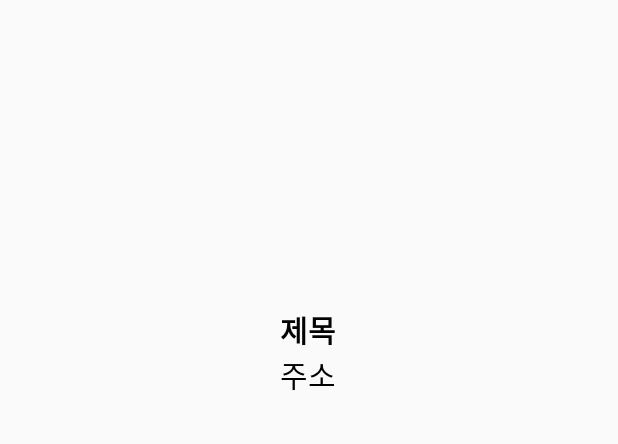
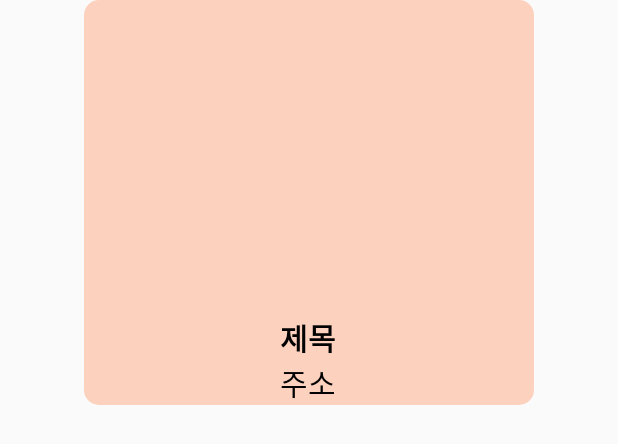
Before and after one commit to HJ39/DragonGuard_ComAppDesign, an Android app: the layout monttakrecycler.xml on its own in the app's theme, with its tools: preview values and no code run, on a phone screen of 412 x 824 dp. Shown: the top 444 px of the screen. Run offline under Robolectric (Android 15) with nearby library versions, the phone set to English and light mode, and no system bars.

Commit message:
리사이클러뷰 배경 색상 수정
조금 부드러운 분홍색 계열로 변경

```diff
--- a/android/app/src/main/java/com/sys/test/activity/SecondActivity.kt
+++ b/android/app/src/main/java/com/sys/test/activity/SecondActivity.kt
@@ -57,6 +57,7 @@
         secondBinding = SecondBinding.inflate(layoutInflater)
         setContentView(secondBinding.root)
         setToolbar()
+        secondBinding.itemlist.clipToOutline = true
         val intent = intent
         data = ArrayList<Item>()
         split = intent.getStringExtra("split")!!
--- /dev/null
+++ b/android/app/src/main/res/drawable/round2.xml
@@ -0,0 +1,6 @@
+<?xml version="1.0" encoding="utf-8"?>
+<shape xmlns:android="http://schemas.android.com/apk/res/android"
+    android:shape="rectangle">
+    <solid android:color="#66ff9664" />
+    <corners android:radius="10dp" />
+</shape>
--- a/android/app/src/main/res/layout/monttakrecycler.xml
+++ b/android/app/src/main/res/layout/monttakrecycler.xml
@@ -5,14 +5,15 @@
     android:layout_width="300dp"
     android:layout_height="wrap_content"
     android:layout_gravity="center_horizontal"
-    >
+    android:paddingTop="5dp"
+    android:background="@drawable/round2">
 
     <ImageView
         android:id="@+id/img_rv_photo"
         android:layout_width="300dp"
         android:layout_height="200dp"
+        android:layout_gravity="center_horizontal"
         android:background="@drawable/round"
-        android:layout_gravity="center_horizontal"
         app:layout_constraintBottom_toBottomOf="parent"
         app:layout_constraintEnd_toEndOf="parent"
         app:layout_constraintHorizontal_bias="0.495"
@@ -24,16 +25,16 @@
         android:id="@+id/tv_rv_title"
         android:layout_width="wrap_content"
         android:layout_height="wrap_content"
+        android:layout_gravity="center_horizontal"
+        android:fontFamily="@font/mokwoosoosimgyul"
         android:text="제목"
+        android:textColor="#020202"
         android:textSize="20dp"
         android:textStyle="bold"
-        android:layout_gravity="center_horizontal"
-        android:fontFamily="@font/mokwoosoosimgyul"
         app:layout_constraintBottom_toBottomOf="parent"
         app:layout_constraintEnd_toEndOf="parent"
         app:layout_constraintHorizontal_bias="0.498"
         app:layout_constraintStart_toStartOf="parent"
-        android:textColor="#020202"
         app:layout_constraintTop_toBottomOf="@+id/img_rv_photo"
         app:layout_constraintVertical_bias="0.033" />
 
@@ -41,14 +42,14 @@
         android:id="@+id/tv_rv_address"
         android:layout_width="wrap_content"
         android:layout_height="wrap_content"
-        android:text="주소"
         android:layout_gravity="center_horizontal"
         android:fontFamily="@font/binggraesamancobold"
+        android:text="주소"
+        android:textColor="#020202"
         android:textSize="20dp"
         app:layout_constraintEnd_toEndOf="parent"
         app:layout_constraintHorizontal_bias="0.498"
         app:layout_constraintStart_toStartOf="parent"
-        android:textColor="#020202"
         app:layout_constraintTop_toBottomOf="@+id/tv_rv_title" />
 
 
--- a/android/app/src/main/res/layout/second.xml
+++ b/android/app/src/main/res/layout/second.xml
@@ -48,7 +48,7 @@
                     android:layout_height="0dp"
                     android:layout_weight="4.7"
                     android:layout_gravity="center_horizontal"
-                    android:background="#fbf2d7"
+                    android:background="@android:color/transparent"
                     android:orientation="vertical"
                     android:padding="10dp">
                     <androidx.recyclerview.widget.RecyclerView
@@ -61,6 +61,7 @@
                         android:layout_gravity="center_horizontal"
                         tools:listitem="@layout/monttakrecycler"
                         app:layout_constraintTop_toTopOf="parent"
+                        android:background="@drawable/round"
                         app:layout_constraintLeft_toLeftOf="parent"
                         app:layout_constraintRight_toRightOf="parent"
                         android:visibility="gone"/>
```
